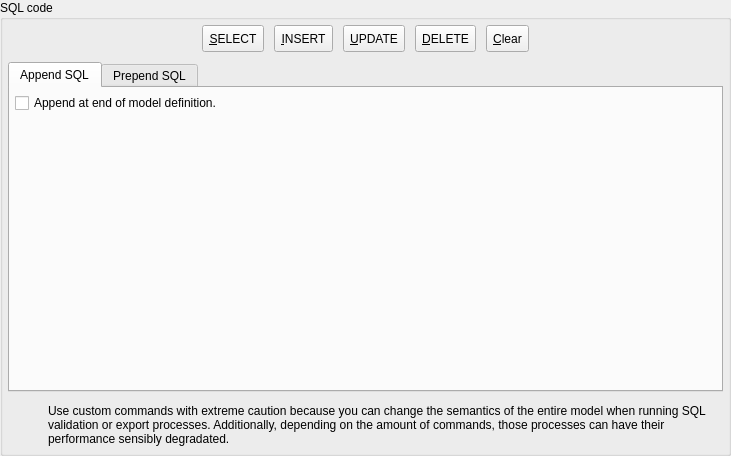
Qt form libs/libgui/ui/widgets/customsqlwidget.ui (pgmodeler/pgmodeler) before a commit.
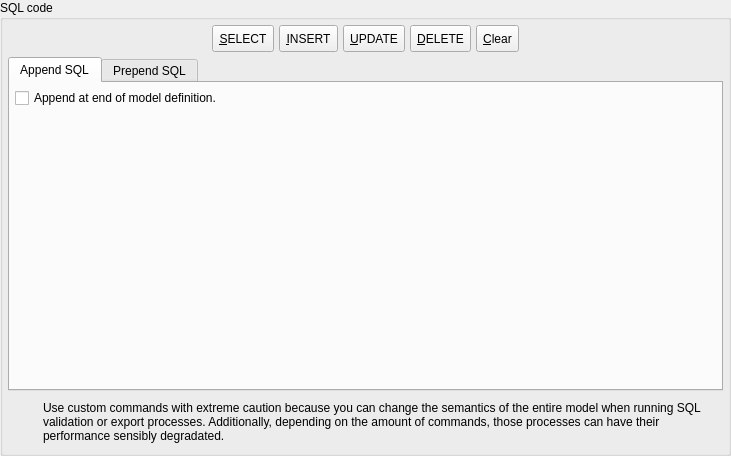
The same form after that commit. Icons and pictures are not drawn.

Commit message: Adjusted the layouts spacing in ui/tools/* and ui/widget/*

The edit to the form file:
```diff
--- a/libs/libgui/ui/widgets/customsqlwidget.ui
+++ b/libs/libgui/ui/widgets/customsqlwidget.ui
@@ -38,6 +38,9 @@
    <property name="bottomMargin">
     <number>0</number>
    </property>
+   <property name="spacing">
+    <number>5</number>
+   </property>
    <item row="0" column="0">
     <widget class="QGroupBox" name="sqlcode_grp">
      <property name="title">
@@ -45,7 +48,7 @@
      </property>
      <layout class="QVBoxLayout" name="verticalLayout_3">
       <property name="spacing">
-       <number>10</number>
+       <number>5</number>
       </property>
       <property name="leftMargin">
        <number>5</number>
@@ -61,6 +64,9 @@
       </property>
       <item>
        <layout class="QHBoxLayout" name="horizontalLayout">
+        <property name="spacing">
+         <number>5</number>
+        </property>
         <item>
          <spacer name="horizontalSpacer">
           <property name="orientation">
@@ -305,6 +311,9 @@
           <string>Append SQL</string>
          </attribute>
          <layout class="QVBoxLayout" name="verticalLayout_2">
+          <property name="spacing">
+           <number>5</number>
+          </property>
           <property name="leftMargin">
            <number>5</number>
           </property>
@@ -390,23 +399,26 @@
         </property>
         <layout class="QGridLayout" name="gridLayout_2">
          <property name="leftMargin">
-          <number>2</number>
+          <number>5</number>
          </property>
          <property name="topMargin">
-          <number>2</number>
+          <number>5</number>
          </property>
          <property name="rightMargin">
-          <number>2</number>
+          <number>5</number>
          </property>
          <property name="bottomMargin">
-          <number>2</number>
+          <number>5</number>
+         </property>
+         <property name="spacing">
+          <number>5</number>
          </property>
          <item row="0" column="0">
           <widget class="QLabel" name="icon_lbl">
            <property name="maximumSize">
             <size>
-             <width>32</width>
-             <height>32</height>
+             <width>25</width>
+             <height>25</height>
             </size>
            </property>
            <property name="text">
```
Left out of the diff: 3 changed lines with no effect on the pictures. The commit also changes 41 other files.
